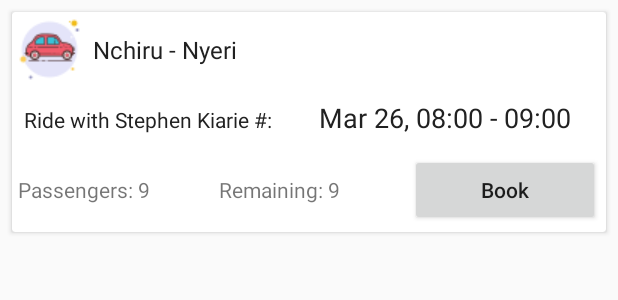
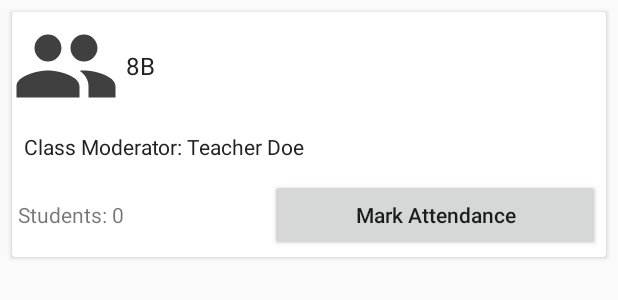
Before and after one commit to EngEryx/android-kickstarter, an Android app: the layout classes_item.xml on its own in the app's theme, with its tools: preview values and no code run, on a phone screen of 412 x 824 dp. Shown: the top 300 px of the screen. Run offline under Robolectric (Android 15) with nearby library versions, the light colour scheme and no system bars.

Commit message:
Attendance: models, stream, teacher

```diff
--- /dev/null
+++ b/app/src/main/res/drawable/ic_people_black_72dp.xml
@@ -0,0 +1,5 @@
+<vector android:alpha="0.75" android:height="72dp"
+    android:viewportHeight="24.0" android:viewportWidth="24.0"
+    android:width="72dp" xmlns:android="http://schemas.android.com/apk/res/android">
+    <path android:fillColor="#FF000000" android:pathData="M16,11c1.66,0 2.99,-1.34 2.99,-3S17.66,5 16,5c-1.66,0 -3,1.34 -3,3s1.34,3 3,3zM8,11c1.66,0 2.99,-1.34 2.99,-3S9.66,5 8,5C6.34,5 5,6.34 5,8s1.34,3 3,3zM8,13c-2.33,0 -7,1.17 -7,3.5L1,19h14v-2.5c0,-2.33 -4.67,-3.5 -7,-3.5zM16,13c-0.29,0 -0.62,0.02 -0.97,0.05 1.16,0.84 1.97,1.97 1.97,3.45L17,19h6v-2.5c0,-2.33 -4.67,-3.5 -7,-3.5z"/>
+</vector>
--- a/app/src/main/res/layout/rides_item.xml
+++ b/app/src/main/res/layout/classes_item.xml
@@ -14,16 +14,16 @@
             android:layout_width="match_parent"
             android:layout_height="wrap_content">
             <ImageView
-                android:src="@drawable/ride_item_icon"
+                android:src="@drawable/ic_people_black_72dp"
                 android:layout_width="wrap_content"
                 android:layout_height="wrap_content" />
             <TextView
-                android:id="@+id/tvDetails"
+                android:id="@+id/tv_class_details"
                 android:layout_gravity="center_vertical"
                 android:textColor="@color/primary_text"
                 android:textSize="16sp"
                 android:padding="4dp"
-                android:text="Nchiru - Nyeri"
+                android:text="8B"
                 android:layout_width="wrap_content"
                 android:layout_height="wrap_content" />
         </LinearLayout>
@@ -31,23 +31,13 @@
             android:layout_width="match_parent"
             android:layout_height="wrap_content">
             <TextView
-                android:id="@+id/tvDriver"
+                android:id="@+id/tv_class_teacher"
                 android:layout_weight="1"
                 android:layout_margin="4dp"
                 android:padding="4dp"
                 android:textColor="@color/primary_text"
                 android:textSize="14sp"
-                android:text="Ride with Stephen Kiarie #:"
-                android:layout_width="wrap_content"
-                android:layout_height="wrap_content" />
-            <TextView
-                android:id="@+id/tvDayTime"
-                android:layout_weight="1"
-                android:layout_margin="4dp"
-                android:padding="4dp"
-                android:textColor="@color/primary_text"
-                android:textSize="18sp"
-                android:text="Mar 26, 08:00 - 09:00"
+                android:text="Class Moderator: Teacher Doe"
                 android:layout_width="wrap_content"
                 android:layout_height="wrap_content" />
         </LinearLayout>
@@ -55,32 +45,16 @@
             android:layout_width="match_parent"
             android:layout_height="wrap_content">
             <TextView
-                android:id="@+id/tvPassengers"
+                android:id="@+id/tv_class_students_count"
                 android:layout_weight="1"
                 android:layout_margin="4dp"
-                android:text="Passengers: 9"
-                android:layout_width="wrap_content"
-                android:layout_height="wrap_content" />
-            <TextView
-                android:id="@+id/tvRemain"
-                android:layout_weight="1"
-                android:layout_margin="4dp"
-                android:text="Remaining: 9"
+                android:text="@string/students_0"
                 android:layout_width="wrap_content"
                 android:layout_height="wrap_content" />
             <Button
-                android:visibility="gone"
-                android:id="@+id/btnParcel"
+                android:id="@+id/btn_mark_attendance"
                 android:textAllCaps="false"
-                android:text="Parcel"
-                android:layout_margin="4dp"
-                android:layout_weight="1"
-                android:layout_width="wrap_content"
-                android:layout_height="wrap_content" />
-            <Button
-                android:id="@+id/btnBook"
-                android:textAllCaps="false"
-                android:text="Book"
+                android:text="@string/mark_attendance"
                 android:layout_margin="4dp"
                 android:layout_weight="1"
                 android:layout_width="wrap_content"
--- a/app/src/main/res/values/strings.xml
+++ b/app/src/main/res/values/strings.xml
@@ -37,4 +37,6 @@
     <string name="menu_travel">Travel Attendance</string>
     <string name="look_for">Chill, we\'re looking for them...</string>
     <string name="no_classes_yet">No Classes Yet</string>
+    <string name="mark_attendance">Mark Attendance</string>
+    <string name="students_0">Students: 0</string>
 </resources>
```
Also changed, not shown: app/src/main/java/com/eryxlabs/fiderides/models/ClassLevel.java (deleted, +0 -210 lines), app/src/main/java/com/eryxlabs/fiderides/models/Stream.java (added, +65 -0 lines), app/src/main/java/com/eryxlabs/fiderides/models/Teacher.java (added, +23 -0 lines), app/src/main/java/com/eryxlabs/fiderides/ui/attendance/adapters/ClassesRecyclerViewAdapter.java (+30 -62 lines).
